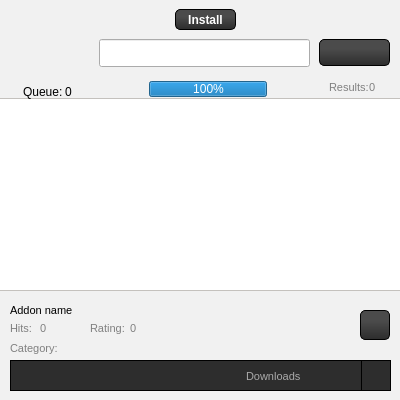
Old version of the form src/gui/form/addonswidget.ui in the repository mynew1/Circle-Launcher.
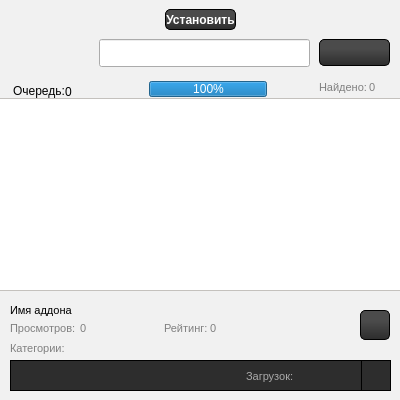
New version of the form. Icons and pictures are not drawn.

Patch:
```diff
--- a/src/gui/form/addonswidget.ui
+++ b/src/gui/form/addonswidget.ui
@@ -107,10 +107,10 @@
    <widget class="QLabel" name="label">
     <property name="geometry">
      <rect>
-      <x>330</x>
+      <x>320</x>
       <y>80</y>
-      <width>41</width>
-      <height>17</height>
+      <width>51</width>
+      <height>16</height>
      </rect>
     </property>
     <property name="styleSheet">
@@ -118,7 +118,7 @@
 font: 8pt ;</string>
     </property>
     <property name="text">
-     <string>Results:</string>
+     <string>Найдено:</string>
     </property>
    </widget>
    <widget class="QLabel" name="resultCountLabel">
@@ -181,17 +181,17 @@
    <widget class="QLabel" name="label_4">
     <property name="geometry">
      <rect>
-      <x>24</x>
+      <x>14</x>
       <y>84</y>
-      <width>41</width>
-      <height>17</height>
+      <width>51</width>
+      <height>16</height>
      </rect>
     </property>
     <property name="styleSheet">
      <string notr="true"/>
     </property>
     <property name="text">
-     <string>Queue:</string>
+     <string>Очередь:</string>
     </property>
    </widget>
    <widget class="QLabel" name="inQueueLabel">
@@ -210,9 +210,9 @@
    <widget class="QPushButton" name="installButton">
     <property name="geometry">
      <rect>
-      <x>176</x>
+      <x>166</x>
       <y>10</y>
-      <width>61</width>
+      <width>71</width>
       <height>21</height>
      </rect>
     </property>
@@ -240,7 +240,7 @@
 }</string>
     </property>
     <property name="text">
-     <string>Install</string>
+     <string>Установить</string>
     </property>
    </widget>
   </widget>
@@ -322,7 +322,7 @@
 }</string>
     </property>
     <property name="text">
-     <string>Addon name</string>
+     <string>Имя аддона</string>
     </property>
     <property name="alignment">
      <set>Qt::AlignLeading|Qt::AlignLeft|Qt::AlignVCenter</set>
@@ -336,21 +336,21 @@
      <rect>
       <x>20</x>
       <y>50</y>
-      <width>51</width>
+      <width>61</width>
       <height>17</height>
      </rect>
     </property>
     <property name="text">
-     <string>Category:</string>
+     <string>Категории:</string>
     </property>
    </widget>
    <widget class="QLabel" name="categoryLabel">
     <property name="geometry">
      <rect>
-      <x>70</x>
+      <x>80</x>
       <y>50</y>
-      <width>331</width>
-      <height>17</height>
+      <width>321</width>
+      <height>20</height>
      </rect>
     </property>
     <property name="text">
@@ -362,18 +362,18 @@
      <rect>
       <x>20</x>
       <y>30</y>
-      <width>21</width>
+      <width>71</width>
       <height>17</height>
      </rect>
     </property>
     <property name="text">
-     <string>Hits:</string>
+     <string>Просмотров:</string>
     </property>
    </widget>
    <widget class="QLabel" name="hitsLabel">
     <property name="geometry">
      <rect>
-      <x>50</x>
+      <x>90</x>
       <y>30</y>
       <width>41</width>
       <height>17</height>
@@ -386,20 +386,20 @@
    <widget class="QLabel" name="label_5">
     <property name="geometry">
      <rect>
-      <x>100</x>
+      <x>174</x>
       <y>30</y>
-      <width>41</width>
-      <height>17</height>
+      <width>45</width>
+      <height>16</height>
      </rect>
     </property>
     <property name="text">
-     <string>Rating:</string>
+     <string>Рейтинг:</string>
     </property>
    </widget>
    <widget class="QLabel" name="ratingLabel">
     <property name="geometry">
      <rect>
-      <x>140</x>
+      <x>220</x>
       <y>30</y>
       <width>41</width>
       <height>17</height>
@@ -620,7 +620,7 @@
       </rect>
      </property>
      <property name="text">
-      <string>Downloads:</string>
+      <string>Загрузок:</string>
      </property>
     </widget>
    </widget>
```
